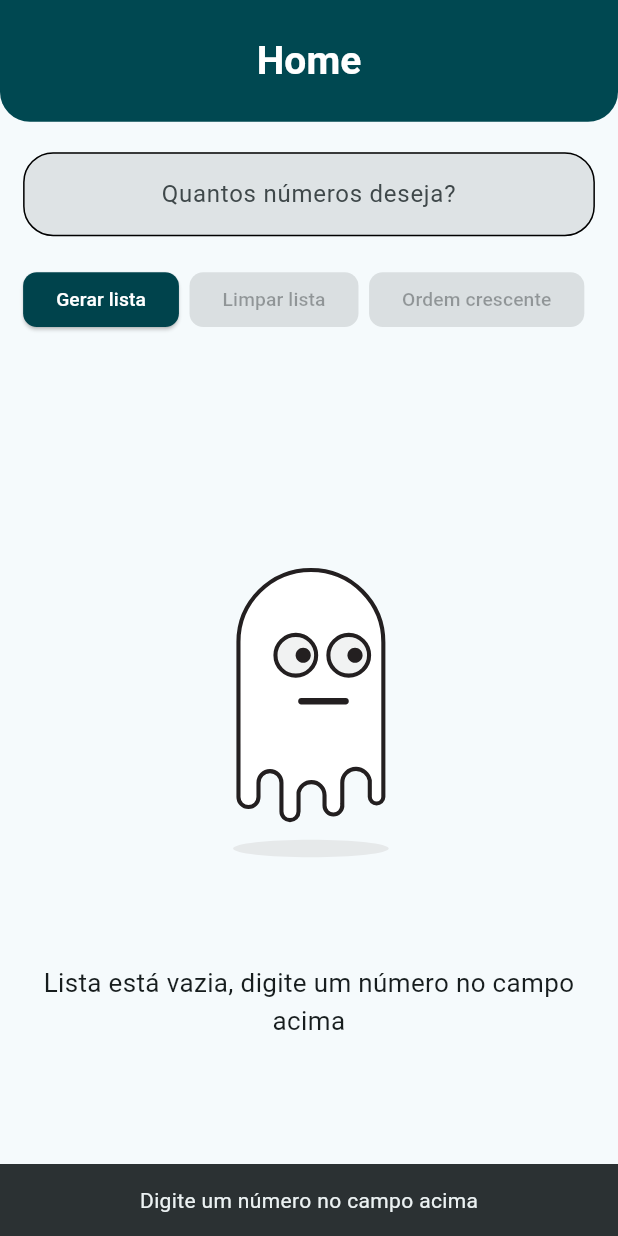
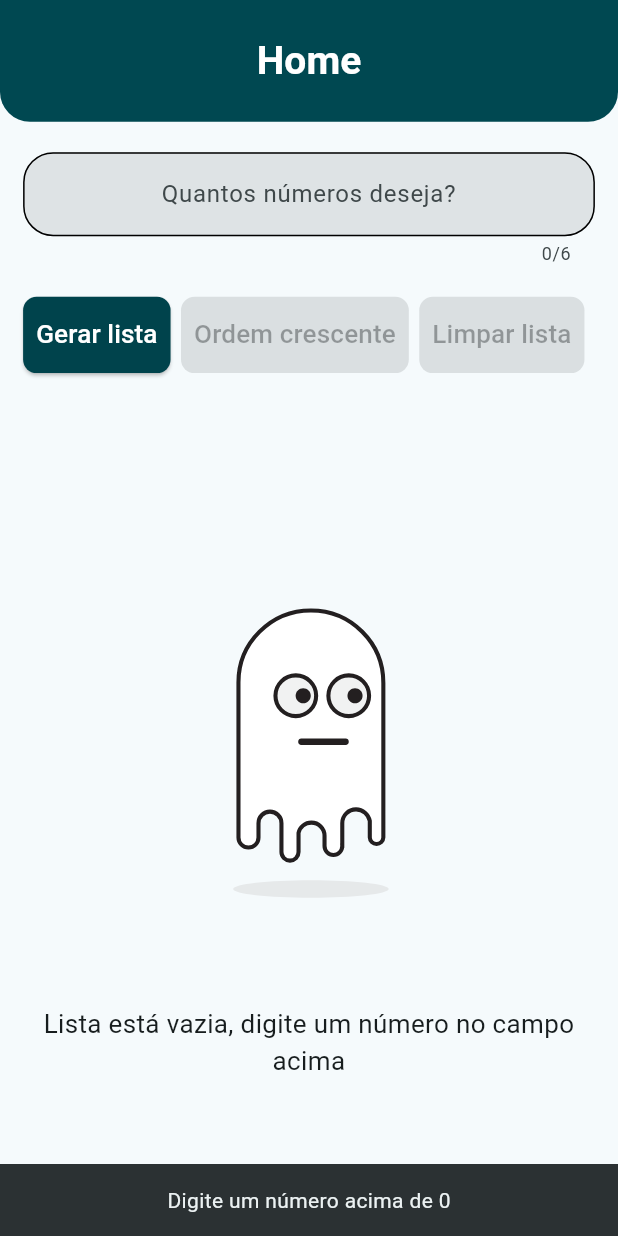
Before and after one commit to Carlos-Menezes94/app_case, a Flutter app: the screen it shows after launch, after a tap on "Gerar lista", on a phone screen of 412 x 824 dp. Run offline on Flutter 3.47's test engine with Material 3 defaults, Android fonts, the phone set to English and light mode, and no system bars; our stand-ins replace flutter_screenutil, get_it, lottie; Roboto replaces fonts that are missing (Montserrat).

Commit message:
adjusted repository, created widget tests, adjusted unit testing, adjusted homepage

```diff
--- a/lib/app/core/screen_utility_mixin.dart
+++ b/lib/app/core/screen_utility_mixin.dart
@@ -1,6 +1,9 @@
 import 'package:flutter/material.dart';
 import 'package:flutter_screenutil/flutter_screenutil.dart';
 
+//Usado a lib flutter_screenutil pois ela calcula o tamanho de cada tela através de pixels de qualquer dispositivo
+
+//Mixin com propriedades para o layout responsivo
 mixin ScreenUtilityMixin {
   double setWidth(num width) {
     return ScreenUtil().setWidth(width);
--- a/lib/app/ui/home/controllers/home_controller.dart
+++ b/lib/app/ui/home/controllers/home_controller.dart
@@ -6,7 +6,7 @@
 abstract class Controller extends Object {}
 
 class HomeController extends Controller {
-  final ExamApiRepositoryAbstract examApiRepository;
+  final ExamApiRepositoryAbstract? examApiRepository;
   final HomeStore homeStore;
 
   HomeController({required this.homeStore, required this.examApiRepository});
@@ -18,20 +18,15 @@
         numberCount.isEmpty ? 0 : int.parse(numberCount);
     _delayRequest();
 
-    if (amountRandomNumbers != 0 && amountRandomNumbers <= 100) {
+    if (amountRandomNumbers != 0) {
       await _delayRequest();
 
-      final response = examApiRepository.getRandomNumbers(amountRandomNumbers);
+      final response = examApiRepository!.getRandomNumbers(amountRandomNumbers);
       homeStore.storeListRandomNumbers.value = response;
     } else {
       ScaffoldMessenger.of(homeStore.storeContextHome.value!)
-          .showSnackBar(SnackBar(
-        content: Center(
-            child: Text(
-          amountRandomNumbers > 100
-              ? "Digite um número de 1 a 100"
-              : "Digite um número no campo acima",
-        )),
+          .showSnackBar(const SnackBar(
+        content: Center(child: Text("Digite um número acima de 0")),
       ));
     }
     homeStore.storeState.value = AppStateUtil.success();
@@ -39,7 +34,7 @@
 
   verifyAscendingOrderList() {
     final isNotAscendingOrder =
-        examApiRepository.checkOrder(homeStore.storeListRandomNumbers.value);
+        examApiRepository!.checkOrder(homeStore.storeListRandomNumbers.value);
 
     if (isNotAscendingOrder) {
       _sortRandomNumbers();
@@ -47,7 +42,12 @@
           .showSnackBar(const SnackBar(
         content: Center(child: Text('Lista ordenada com sucesso!')),
       ));
+      return;
     }
+    ScaffoldMessenger.of(homeStore.storeContextHome.value!)
+        .showSnackBar(const SnackBar(
+      content: Center(child: Text('Lista está em ordem crescente.')),
+    ));
   }
 
   void _sortRandomNumbers() {
--- a/lib/app/ui/home/widgets/buttons_home_widget.dart
+++ b/lib/app/ui/home/widgets/buttons_home_widget.dart
@@ -18,6 +18,9 @@
   Widget build(BuildContext context) {
     final spaceBetweenButtons = SizedBox(width: setWidth(8));
 
+    final paddingButton =
+        EdgeInsets.symmetric(vertical: setHeight(14), horizontal: setWidth(10));
+
     return ValueListenableBuilder(
         valueListenable: _controller.homeStore.storeListRandomNumbers,
         builder: (BuildContext context, state, Widget? child) {
@@ -27,38 +30,55 @@
               children: [
                 ElevatedButton(
                   style: ElevatedButton.styleFrom(
-                    backgroundColor: const Color(0xFF00434C),
-                  ),
+                      backgroundColor: const Color(0xFF00434C),
+                      padding: paddingButton),
                   onPressed: () {
+                    FocusScope.of(context).unfocus();
+
                     _controller.getListNumbersRandom(
                         numberCount: _controller
                             .homeStore.storeAmountRandomNumbers.value);
                   },
-                  child: const Text('Gerar lista'),
+                  child: Text(
+                    'Gerar lista',
+                    style: TextStyle(fontSize: setFontSize(20)),
+                  ),
                 ),
                 spaceBetweenButtons,
                 ElevatedButton(
                   style: ElevatedButton.styleFrom(
+                      backgroundColor: const Color(0xFF00434C),
+                      padding: paddingButton),
+                  onPressed: _controller
+                          .homeStore.storeListRandomNumbers.value.isNotEmpty
+                      ? () {
+                          FocusScope.of(context).unfocus();
+
+                          _controller.verifyAscendingOrderList();
+                        }
+                      : null,
+                  child: Text(
+                    'Ordem crescente',
+                    style: TextStyle(fontSize: setFontSize(20)),
+                  ),
+                ),
+                spaceBetweenButtons,
+                ElevatedButton(
+                  style: ElevatedButton.styleFrom(
+                      padding: paddingButton,
                       backgroundColor: const Color(0xFF00434C)),
                   onPressed: _controller
                           .homeStore.storeListRandomNumbers.value.isNotEmpty
                       ? () {
+                          FocusScope.of(context).unfocus();
+
                           _controller.clearListRandomNumbers();
                         }
                       : null,
-                  child: const Text('Limpar lista'),
-                ),
-                spaceBetweenButtons,
-                ElevatedButton(
-                  style: ElevatedButton.styleFrom(
-                      backgroundColor: const Color(0xFF00434C)),
-                  onPressed: _controller
-                          .homeStore.storeListRandomNumbers.value.isNotEmpty
-                      ? () {
-                          _controller.verifyAscendingOrderList();
-                        }
-                      : null,
-                  child: const Text('Ordem crescente'),
+                  child: Text(
+                    'Limpar lista',
+                    style: TextStyle(fontSize: setFontSize(20)),
+                  ),
                 ),
               ],
             ),
```
Also changed, not shown: lib/app/data/repositories/exam_api_repository_impl.dart (+1 -6 lines), lib/app/ui/home/pages/home_page.dart (+28 -39 lines), 2 other files.
